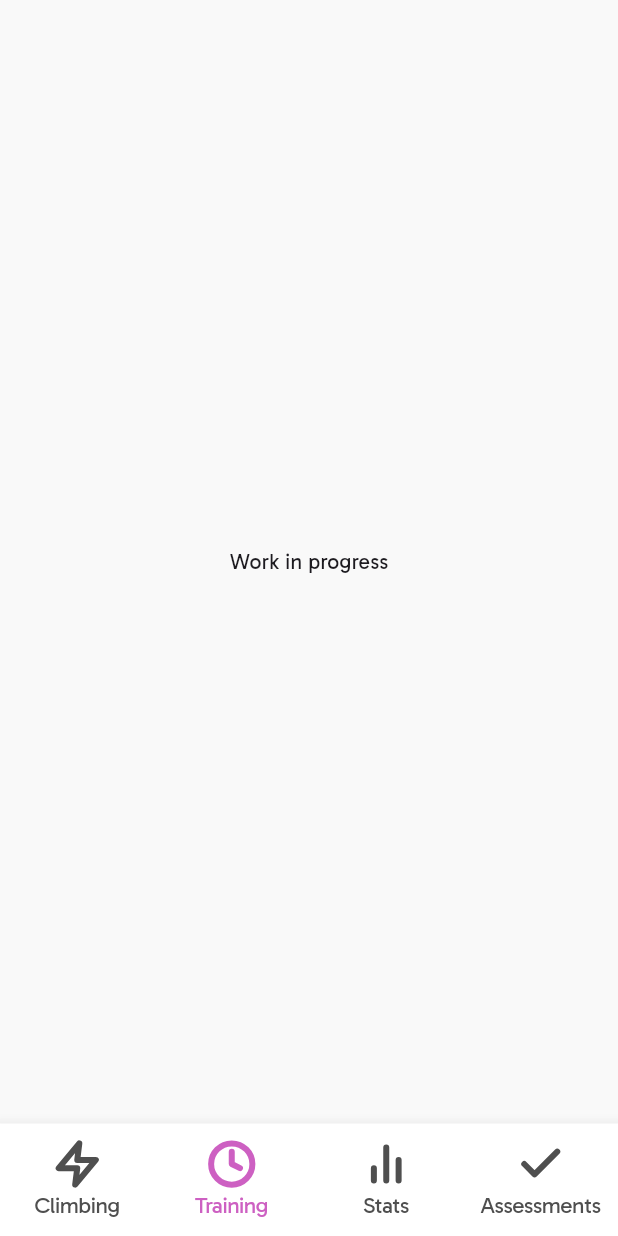
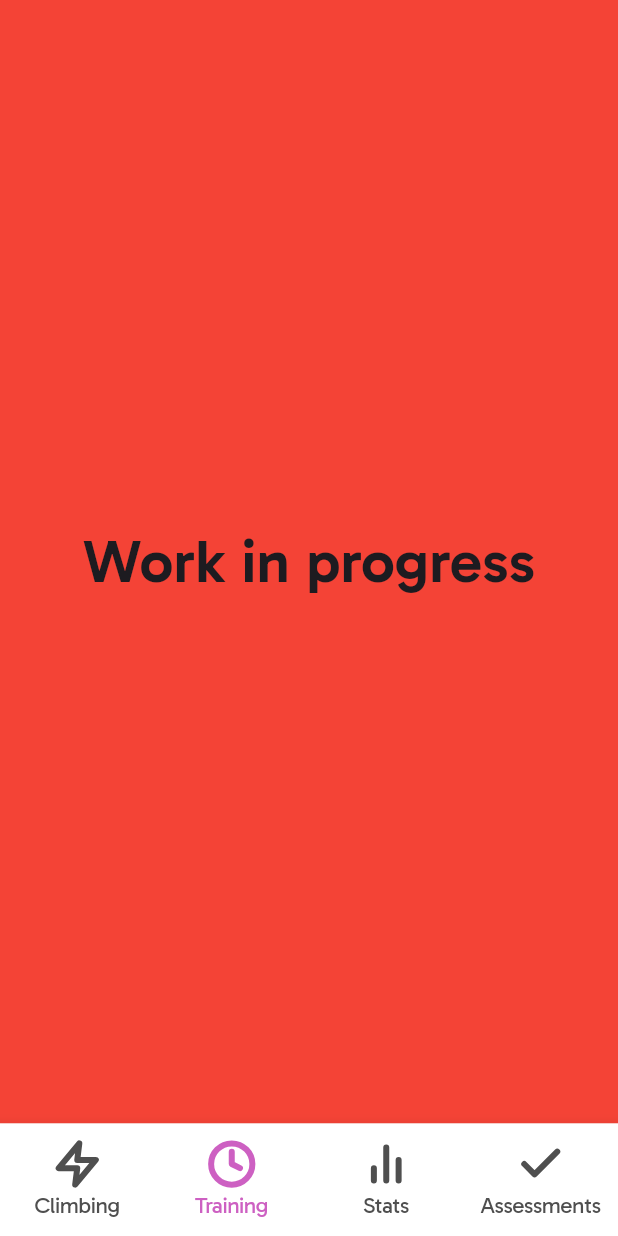
Before and after one commit to alegoupil/Climbing, a Flutter app: the screen it shows after launch, item 2 of the bottom bar chosen, on a phone screen of 412 x 824 dp. Run offline on Flutter 3.47's test engine with Material 3 defaults, Android fonts, the light colour scheme and no system bars; our stand-ins replace flutter_svg.

Commit message:
changed work in progress pages and fixed deprecated color in bottomNavigationBarItem

```diff
--- a/lib/pages/home.dart
+++ b/lib/pages/home.dart
@@ -6,11 +6,11 @@ import 'package:flutter_svg/flutter_svg.dart';
 class HomePage extends StatefulWidget {
   const HomePage({super.key});
 
-  static const List<Widget> _pages = <Widget>[
-    ClimbingPage(),
-    Text('Work in progress'),
-    Text('Work in progress'),
-    Text('Work in progress'),
+  static final List<Widget> _pages = <Widget>[
+    const ClimbingPage(),
+    Container(height: 2000, width: 2000, color: Colors.red, child: const Center(child: Text('Work in progress', style: TextStyle(fontSize: 40, fontWeight: FontWeight.w600)))),
+    Container(height: 2000, width: 2000, color: Colors.green, child: const Center(child: Text('Work in progress', style: TextStyle(fontSize: 40, fontWeight: FontWeight.w600)))),
+    Container(height: 2000, width: 2000, color: Colors.yellow, child: const Center(child: Text('Work in progress', style: TextStyle(fontSize: 40, fontWeight: FontWeight.w600)))),
   ];
 
   @override
@@ -58,19 +58,43 @@ class NavBar extends StatelessWidget {
       child: BottomNavigationBar(
         items: <BottomNavigationBarItem>[
           BottomNavigationBarItem(
-            icon: SvgPicture.asset('assets/icons/climbing.svg', color: selectedIndex==0?MyColors.pink : MyColors.lightBlack),
+            icon: SvgPicture.asset(
+              'assets/icons/climbing.svg',
+              colorFilter: ColorFilter.mode(
+                selectedIndex == 0 ? MyColors.pink : MyColors.lightBlack,
+                BlendMode.srcIn,
+              ),
+            ),
             label: 'Climbing',
           ),
           BottomNavigationBarItem(
-            icon: SvgPicture.asset('assets/icons/training.svg', color: selectedIndex==1?MyColors.pink : MyColors.lightBlack),
+            icon: SvgPicture.asset(
+              'assets/icons/training.svg',
+              colorFilter: ColorFilter.mode(
+                selectedIndex == 1 ? MyColors.pink : MyColors.lightBlack,
+                BlendMode.srcIn,
+              ),
+            ),
             label: 'Training',
           ),
           BottomNavigationBarItem(
-            icon: SvgPicture.asset('assets/icons/stats.svg', color: selectedIndex==2?MyColors.pink : MyColors.lightBlack),
+            icon: SvgPicture.asset(
+              'assets/icons/stats.svg',
+              colorFilter: ColorFilter.mode(
+                selectedIndex == 2 ? MyColors.pink : MyColors.lightBlack,
+                BlendMode.srcIn,
+              ),
+            ),
             label: 'Stats',
           ),
           BottomNavigationBarItem(
-            icon: SvgPicture.asset('assets/icons/assessments.svg', color: selectedIndex==3?MyColors.pink : MyColors.lightBlack),
+            icon: SvgPicture.asset(
+              'assets/icons/assessments.svg',
+              colorFilter: ColorFilter.mode(
+                selectedIndex == 3 ? MyColors.pink : MyColors.lightBlack,
+                BlendMode.srcIn,
+              ),
+            ),
             label: 'Assessments',
           ),
         ],
```
